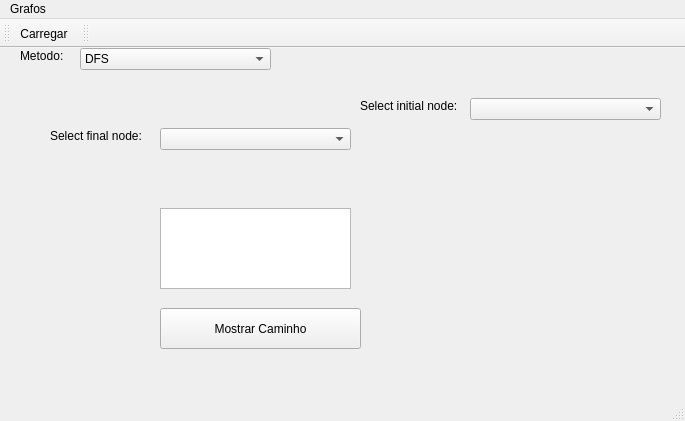
The window that mainwindow.ui (viniforte/Grafos) describes before a commit, drawn with Qt 5.
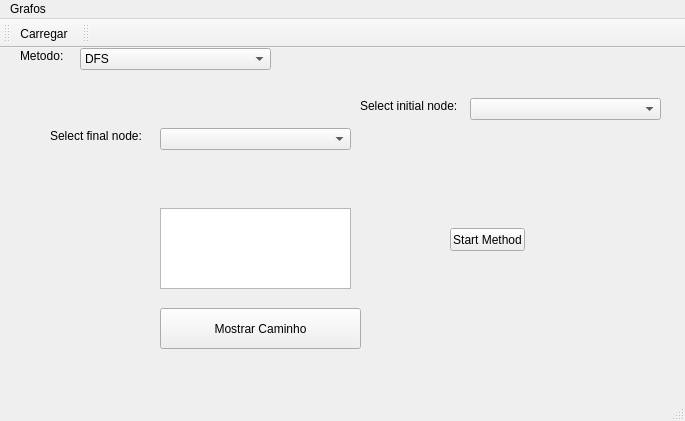
The same window after the commit.

Patch:
```diff
--- a/mainwindow.ui
+++ b/mainwindow.ui
@@ -141,6 +141,19 @@
      <string>Metodo:</string>
     </property>
    </widget>
+   <widget class="QPushButton" name="start">
+    <property name="geometry">
+     <rect>
+      <x>450</x>
+      <y>180</y>
+      <width>75</width>
+      <height>23</height>
+     </rect>
+    </property>
+    <property name="text">
+     <string>Start Method</string>
+    </property>
+   </widget>
   </widget>
   <widget class="QMenuBar" name="menuBar">
    <property name="geometry">
```
Left out of the diff: 6 changed lines with no effect on the pictures.
